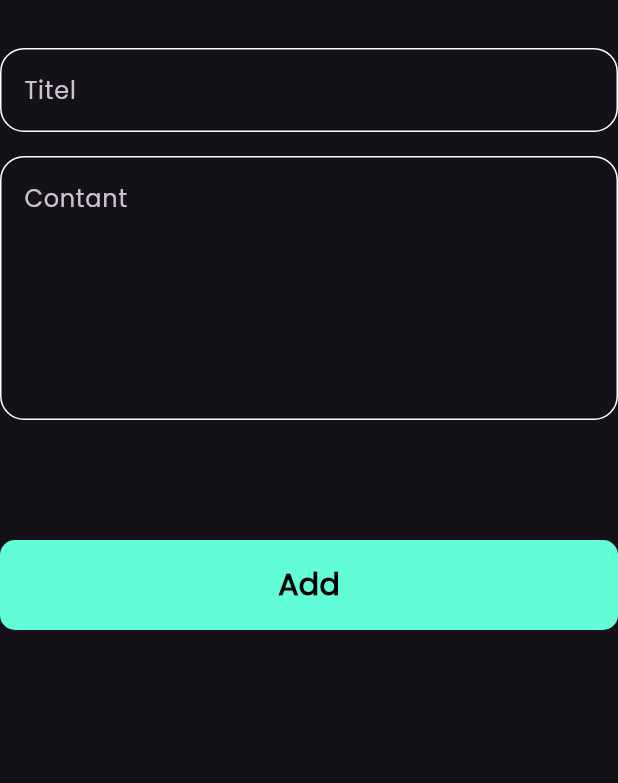
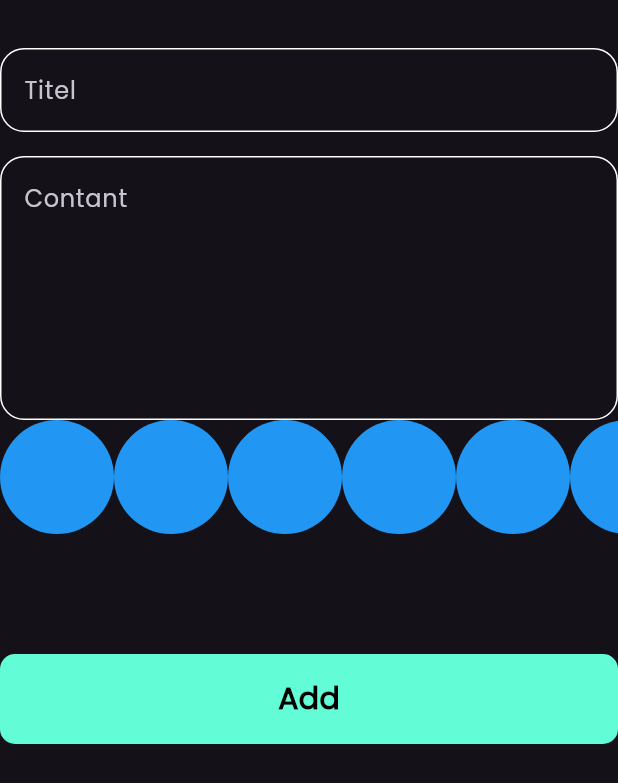
Before and after one commit to ahmedzein74/note_app, a Flutter app: the AddNoteForm widget shown alone on an empty page, opened directly, on a phone screen of 412 x 824 dp. Shown: the top 783 px of the screen. Run offline on Flutter 3.47's test engine with Material 3 defaults, Android fonts, the phone set to English and light mode, and no system bars; our stand-ins replace bloc, flutter_bloc, hive, hive_flutter; accounts and stored records are empty.

Commit message:
create color list view

```diff
--- a/lib/views/widgets/add_note_form.dart
+++ b/lib/views/widgets/add_note_form.dart
@@ -3,6 +3,7 @@ import 'package:flutter_bloc/flutter_bloc.dart';
 import 'package:intl/intl.dart';
 import 'package:note_app/cubits/add_note_cubit/add_note_cubit.dart';
 import 'package:note_app/models/note_model.dart';
+import 'package:note_app/views/widgets/colors_list_view.dart';
 import 'package:note_app/views/widgets/custom_button.dart';
 import 'package:note_app/views/widgets/custom_text_field.dart';
 
@@ -45,6 +46,7 @@ class _AddNoteFormState extends State<AddNoteForm> {
             hintText: 'Contant',
             maxLines: 6,
           ),
+          ColorsListView(),
           const SizedBox(height: 80),
           BlocBuilder<AddNoteCubit, AddNoteState>(
             builder: (context, state) {
--- /dev/null
+++ b/lib/views/widgets/colors_list_view.dart
@@ -0,0 +1,31 @@
+import 'package:flutter/material.dart';
+
+class ColorItem extends StatelessWidget {
+  const ColorItem({super.key});
+
+  @override
+  Widget build(BuildContext context) {
+    return const CircleAvatar(
+      backgroundColor: Colors.blue,
+      radius: 38,
+    );
+  }
+}
+
+class ColorsListView extends StatelessWidget {
+  const ColorsListView({super.key});
+
+  @override
+  Widget build(BuildContext context) {
+    return SizedBox(
+      height: 38 * 2,
+      child: ListView.builder(
+        itemBuilder: (context, index) {
+          return ColorItem();
+        },
+        itemCount: 11,
+        scrollDirection: Axis.horizontal,
+      ),
+    );
+  }
+}
```
